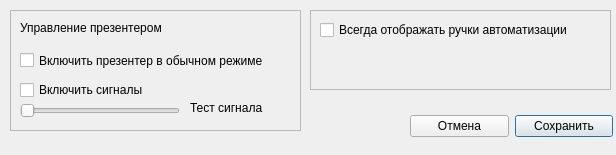
First picture: the form in GUI/options.ui, repository Eugene-q/PresenterPlayer, before the edit.
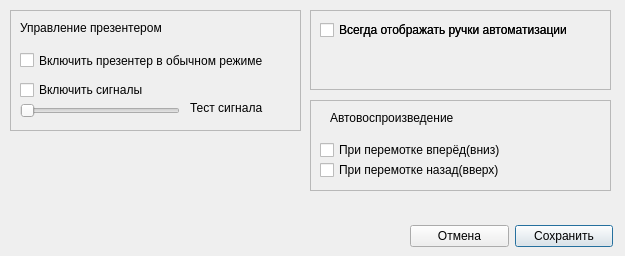
Second picture: the form after the edit.

Commit message: - Пункты в меню настроек: вкл автовоспроизведение при перемотке. Подключён пункт "Включить презентер в обычном режиме"(не презентация и не stage)

```diff
--- a/GUI/options.ui
+++ b/GUI/options.ui
@@ -12,8 +12,8 @@
    <rect>
     <x>0</x>
     <y>0</y>
-    <width>616</width>
-    <height>155</height>
+    <width>625</width>
+    <height>256</height>
    </rect>
   </property>
   <property name="windowTitle">
@@ -104,7 +104,7 @@
    <property name="geometry">
     <rect>
      <x>410</x>
-     <y>110</y>
+     <y>220</y>
      <width>203</width>
      <height>32</height>
     </rect>
@@ -155,6 +155,90 @@
     </property>
     <property name="text">
      <string>Всегда отображать ручки автоматизации</string>
+    </property>
+   </widget>
+   <widget class="QFrame" name="frame_3">
+    <property name="geometry">
+     <rect>
+      <x>0</x>
+      <y>0</y>
+      <width>301</width>
+      <height>80</height>
+     </rect>
+    </property>
+    <property name="frameShape">
+     <enum>QFrame::StyledPanel</enum>
+    </property>
+    <property name="frameShadow">
+     <enum>QFrame::Raised</enum>
+    </property>
+    <widget class="QCheckBox" name="checkBoxShowAutomations_2">
+     <property name="geometry">
+      <rect>
+       <x>10</x>
+       <y>10</y>
+       <width>291</width>
+       <height>20</height>
+      </rect>
+     </property>
+     <property name="text">
+      <string>Всегда отображать ручки автоматизации</string>
+     </property>
+    </widget>
+   </widget>
+  </widget>
+  <widget class="QFrame" name="frame_4">
+   <property name="geometry">
+    <rect>
+     <x>310</x>
+     <y>100</y>
+     <width>301</width>
+     <height>91</height>
+    </rect>
+   </property>
+   <property name="frameShape">
+    <enum>QFrame::StyledPanel</enum>
+   </property>
+   <property name="frameShadow">
+    <enum>QFrame::Raised</enum>
+   </property>
+   <widget class="QCheckBox" name="checkBoxAutoplayFforw">
+    <property name="geometry">
+     <rect>
+      <x>10</x>
+      <y>40</y>
+      <width>291</width>
+      <height>20</height>
+     </rect>
+    </property>
+    <property name="text">
+     <string>При перемотке вперёд(вниз)</string>
+    </property>
+   </widget>
+   <widget class="QLabel" name="label_3">
+    <property name="geometry">
+     <rect>
+      <x>20</x>
+      <y>10</y>
+      <width>171</width>
+      <height>16</height>
+     </rect>
+    </property>
+    <property name="text">
+     <string>Автовоспроизведение</string>
+    </property>
+   </widget>
+   <widget class="QCheckBox" name="checkBoxAutoplayRew">
+    <property name="geometry">
+     <rect>
+      <x>10</x>
+      <y>60</y>
+      <width>291</width>
+      <height>20</height>
+     </rect>
+    </property>
+    <property name="text">
+     <string>При перемотке назад(вверх)</string>
     </property>
    </widget>
   </widget>
```
The commit also changes 1 other file.
